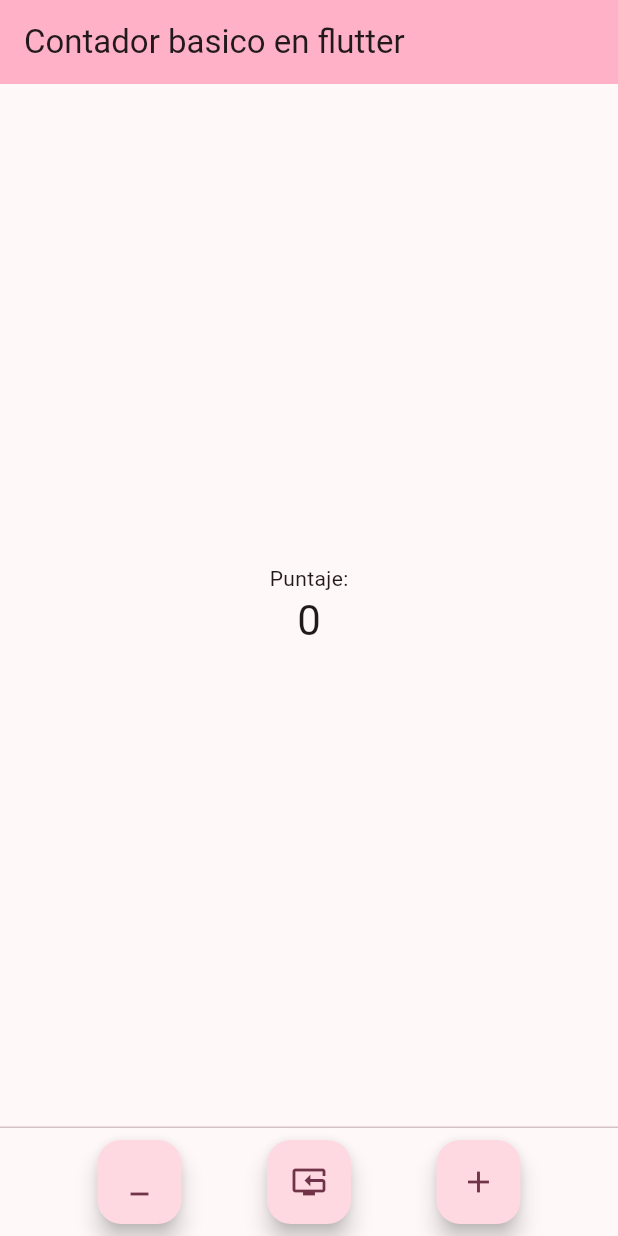
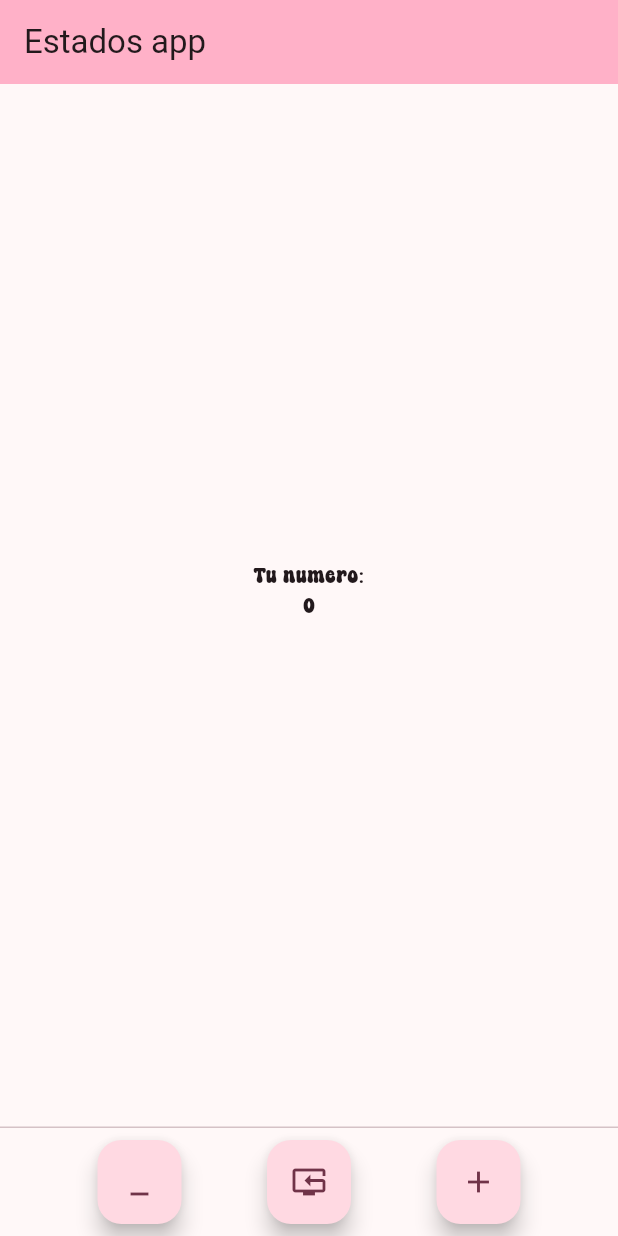
Before and after one commit to FrancoToro/Taller_dispositivos_mobiles, a Flutter app: the screen it shows after launch, on a phone screen of 412 x 824 dp. Run offline on Flutter 3.47's test engine with Material 3 defaults, Android fonts, the phone set to English and light mode, and no system bars; our stand-ins replace flutter_svg.

Commit message:
version 1.0

```diff
--- a/flutter_application_1_ejercicio/lib/main.dart
+++ b/flutter_application_1_ejercicio/lib/main.dart
@@ -1,4 +1,5 @@
 import 'package:flutter/material.dart';
+import 'package:flutter_svg/flutter_svg.dart';
 
 void main() {
   runApp(const MyApp());
@@ -16,39 +17,69 @@ class MyApp extends StatelessWidget {
         colorScheme: ColorScheme.fromSeed(seedColor: Colors.black),
         useMaterial3: true,
       ),
-      home: const MyHomePage(title: 'Contador basico en flutter'),
+      home: const MyHomePage(title: 'Estados app'),
     );
   }
 }
 
+
+
+
 class MyHomePage extends StatefulWidget {
   const MyHomePage({super.key, required this.title});
-
-  // This widget is the home page of your application. It is stateful, meaning
-  // that it has a State object (defined below) that contains fields that affect
-  // how it looks.
-
-  // This class is the configuration for the state. It holds the values (in this
-  // case the title) provided by the parent (in this case the App widget) and
-  // used by the build method of the State. Fields in a Widget subclass are
-  // always marked "final".
 
   final String title;
 
   @override
   State<MyHomePage> createState() => _MyHomePageState();
+
+
 }
 
 class _MyHomePageState extends State<MyHomePage> {
+
   int _counter = 0;
+  String icono = 'assets/icons/1.svg';
+  String img1 = 'assets/icons/2.svg';
+  String img2 = 'assets/icons/3.svg';
+  String letra = 'assets/fonts/monday.ttf';
+  String _estado = " ";
+
+  _MyHomePageState() {
+    print('Iniciando');
+  }
+  @override
+  void initState(){
+    super.initState();
+    print('initState [mounted = $mounted]');
+  }
+  @override
+  void didUpdateWidget(covariant MyHomePage oldWidget){
+    super.didUpdateWidget(oldWidget);
+  }
+
+  @override
+  void setState(VoidCallback fn){
+    super.setState(fn);
+
+  }
+
+  @override
+  void deactivate(){
+    super.deactivate();
+  }
+
+  @override
+  void dispose(){
+    print('reassemble: mounted = $mounted');
+  }
+
+
+
+
 
   void _incrementCounter() {
     setState(() {
-      // This call to setState tells the Flutter framework that something has
-      // changed in this State, which causes it to rerun the build method below
-      // so that the display can reflect the updated values. If we changed
-      // _counter without calling setState(), then the build method would not be
-      // called again, and so nothing would appear to happen.
       _counter++;
     });
   }
@@ -65,57 +96,57 @@ class _MyHomePageState extends State<MyHomePage> {
     });
   }
 
+  void cambiosEstado(){
+    switch(_counter){
+      case 10: _estado = "Ganaste";
+      icono = img1;
+      break;
+
+      case 15: _estado = "Ganaste";
+      icono = img2;
+      break;
+
+      default:
+        _estado = "Sigue asi";
+        icono =  "assets/icons/1.svg";
+        break;
+
+    }
+  }
+
+
   @override
   Widget build(BuildContext context) {
-    // This method is rerun every time setState is called, for instance as done
-    // by the _incrementCounter method above.
-    //
-    // The Flutter framework has been optimized to make rerunning build methods
-    // fast, so that you can just rebuild anything that needs updating rather
-    // than having to individually change instances of widgets.
     return Scaffold(
       appBar: AppBar(
-        // TRY THIS: Try changing the color here to a specific color (to
-        // Colors.amber, perhaps?) and trigger a hot reload to see the AppBar
-        // change color while the other colors stay the same.
         backgroundColor: Theme.of(context).colorScheme.inversePrimary,
-        // Here we take the value from the MyHomePage object that was created by
-        // the App.build method, and use it to set our appbar title.
         title: Text(widget.title),
       ),
       body: Center(
-        // Center is a layout widget. It takes a single child and positions it
-        // in the middle of the parent.
+
         child: Column(
-          // Column is also a layout widget. It takes a list of children and
-          // arranges them vertically. By default, it sizes itself to fit its
-          // children horizontally, and tries to be as tall as its parent.
-          //
-          // Column has various properties to control how it sizes itself and
-          // how it positions its children. Here we use mainAxisAlignment to
-          // center the children vertically; the main axis here is the vertical
-          // axis because Columns are vertical (the cross axis would be
-          // horizontal).
-          //
-          // TRY THIS: Invoke "debug painting" (choose the "Toggle Debug Paint"
-          // action in the IDE, or press "p" in the console), to see the
-          // wireframe for each widget.
+
           mainAxisAlignment: MainAxisAlignment.center,
           children: <Widget>[
             const Text(
-              'Puntaje:',
+              'Tu numero:',
+              style: TextStyle(fontFamily: 'monday'),
             ),
             Text(
               '$_counter',
-              style: Theme.of(context).textTheme.headlineMedium,
+              style: TextStyle(fontFamily: 'monday'),
             ),
+            Text(
+              '$_estado',
+              style: TextStyle(fontFamily: 'monday'),
+            ),
+            //SvgPicture.asset(icono),
+
           ],
         ),
       ),
       persistentFooterButtons: [
         Row(
-          // Ordena los iconos en separación
-
           mainAxisAlignment: MainAxisAlignment.spaceEvenly,
           children: [
             // Reducir contador
@@ -123,11 +154,6 @@ class _MyHomePageState extends State<MyHomePage> {
                 onPressed: _reduceCounter,
                 child: const Icon(Icons.minimize),
                 tooltip: 'Menos'),
-
-            /*// Reiniciar Contador
-          SvgPicture.asset(
-          icon1,
-          ),*/
 
             FloatingActionButton(
                 onPressed: _zeroCounter,
```
Also changed, not shown: flutter_application_1_ejercicio/pubspec.yaml (+12 -32 lines), pubspec.yaml (+13 -66 lines), flutter_application_1_ejercicio/assets/fonts/monday.ttf (added), flutter_application_1_ejercicio/assets/icons/1.svg (added), flutter_application_1_ejercicio/assets/icons/2.svg (added), flutter_application_1_ejercicio/assets/icons/3.svg (added), flutter_application_1_ejercicio/assets/icons/4.svg (added), flutter_application_1_ejercicio/lib/estados.dart (added), flutter_application_1_ejercicio/pubspec.lock.
